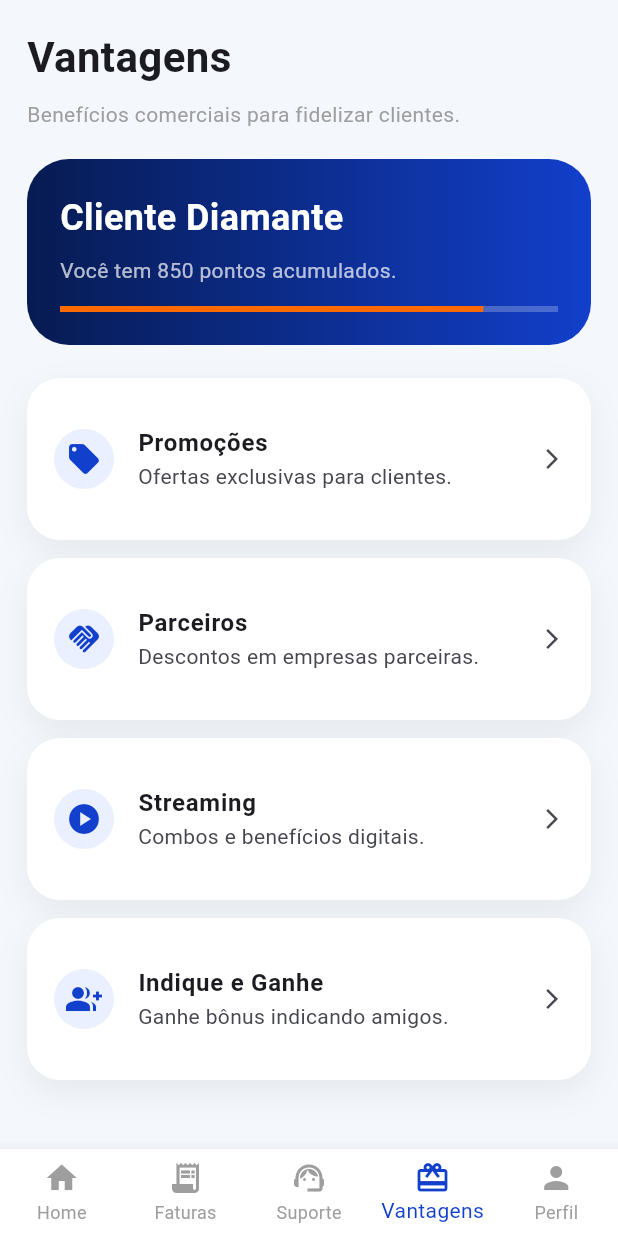
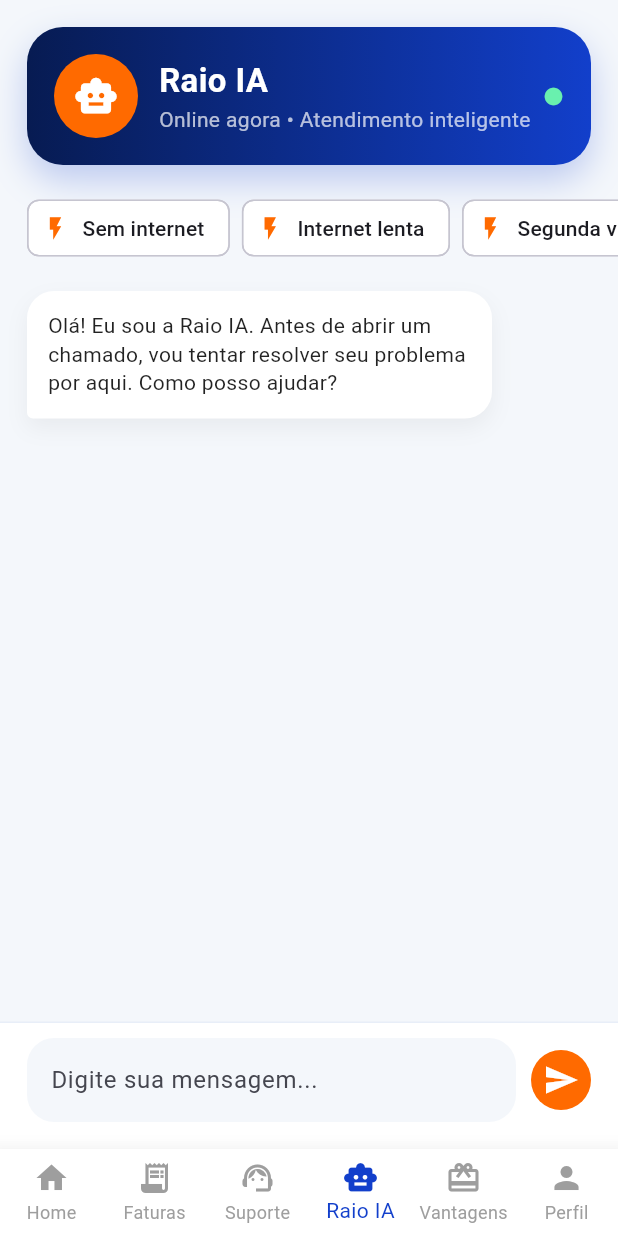
Before and after one commit to Cadinhohps/raio_fibra_app_v2, a Flutter app: the screen it shows after launch, item 4 of the bottom bar chosen, on a phone screen of 412 x 824 dp. Run offline on Flutter 3.47's test engine with Material 3 defaults, Android fonts, the phone set to English and light mode, and no system bars; Roboto replaces fonts that are missing (Arial).

Commit message:
Adiciona Raio IA ao menu principal

```diff
--- a/lib/main.dart
+++ b/lib/main.dart
@@ -4,6 +4,7 @@ import 'theme/app_theme.dart';
 import 'screens/home_page.dart';
 import 'screens/faturas_page.dart';
 import 'screens/suporte_page.dart';
+import 'screens/raio_ia_page.dart';
 import 'screens/vantagens_page.dart';
 import 'screens/perfil_page.dart';
 
@@ -39,6 +40,7 @@ class _MainNavigationState extends State<MainNavigation> {
     HomePage(),
     FaturasPage(),
     SuportePage(),
+    RaioIaPage(),
     VantagensPage(),
     PerfilPage(),
   ];
@@ -53,6 +55,7 @@ class _MainNavigationState extends State<MainNavigation> {
         selectedItemColor: AppColors.secondaryBlue,
         unselectedItemColor: Colors.grey,
         backgroundColor: Colors.white,
+        elevation: 12,
         onTap: (index) {
           setState(() {
             currentIndex = index;
@@ -69,6 +72,10 @@ class _MainNavigationState extends State<MainNavigation> {
             label: 'Suporte',
           ),
           BottomNavigationBarItem(
+            icon: Icon(Icons.smart_toy),
+            label: 'Raio IA',
+          ),
+          BottomNavigationBarItem(
             icon: Icon(Icons.card_giftcard),
             label: 'Vantagens',
           ),
--- /dev/null
+++ b/lib/screens/raio_ia_page.dart
@@ -0,0 +1,257 @@
+import 'package:flutter/material.dart';
+import '../theme/app_theme.dart';
+import '../widgets/premium_card.dart';
+
+class RaioIaPage extends StatefulWidget {
+  const RaioIaPage({super.key});
+
+  @override
+  State<RaioIaPage> createState() => _RaioIaPageState();
+}
+
+class _RaioIaPageState extends State<RaioIaPage> {
+  final TextEditingController messageController = TextEditingController();
+
+  final List<Map<String, dynamic>> messages = [
+    {
+      'fromUser': false,
+      'text':
+          'Olá! Eu sou a Raio IA. Antes de abrir um chamado, vou tentar resolver seu problema por aqui. Como posso ajudar?',
+    },
+  ];
+
+  void sendMessage(String text) {
+    if (text.trim().isEmpty) return;
+
+    setState(() {
+      messages.add({'fromUser': true, 'text': text.trim()});
+
+      messages.add({'fromUser': false, 'text': getMockResponse(text.trim())});
+    });
+
+    messageController.clear();
+  }
+
+  String getMockResponse(String text) {
+    final lowerText = text.toLowerCase();
+
+    if (lowerText.contains('sem internet') ||
+        lowerText.contains('caiu') ||
+        lowerText.contains('offline')) {
+      return 'Entendi. Vamos verificar sua conexão. Primeiro, veja se a luz LOS do roteador está apagada ou vermelha. Se estiver vermelha, pode indicar rompimento ou ausência de sinal. Posso abrir um chamado técnico se o problema continuar.';
+    }
+
+    if (lowerText.contains('lenta') ||
+        lowerText.contains('devagar') ||
+        lowerText.contains('travando')) {
+      return 'Certo. Para lentidão, feche aplicativos pesados, reinicie o roteador e faça um teste de velocidade perto do equipamento. Se o resultado continuar baixo, posso registrar um chamado com prioridade.';
+    }
+
+    if (lowerText.contains('boleto') ||
+        lowerText.contains('fatura') ||
+        lowerText.contains('segunda via') ||
+        lowerText.contains('pix')) {
+      return 'Posso te ajudar com a fatura. Acesse a aba Faturas para visualizar segunda via, PIX copia e cola e pagamento online.';
+    }
+
+    if (lowerText.contains('chamado') ||
+        lowerText.contains('técnico') ||
+        lowerText.contains('tecnico')) {
+      return 'Antes de abrir o chamado, vou registrar algumas informações: tipo do problema, horário em que começou e se já reiniciou o roteador. Isso ajuda o suporte a resolver mais rápido.';
+    }
+
+    return 'Entendi. Vou analisar sua solicitação. Você pode me informar se o problema é técnico, financeiro, alteração de plano ou atendimento comercial?';
+  }
+
+  void sendQuickOption(String text) {
+    sendMessage(text);
+  }
+
+  @override
+  Widget build(BuildContext context) {
+    return SafeArea(
+      child: Column(
+        children: [
+          _buildHeader(),
+          _buildQuickOptions(),
+          Expanded(
+            child: ListView.builder(
+              padding: const EdgeInsets.all(18),
+              itemCount: messages.length,
+              itemBuilder: (context, index) {
+                final message = messages[index];
+                return ChatBubble(
+                  text: message['text'],
+                  fromUser: message['fromUser'],
+                );
+              },
+            ),
+          ),
+          _buildInput(),
+        ],
+      ),
+    );
+  }
+
+  Widget _buildHeader() {
+    return Container(
+      margin: const EdgeInsets.all(18),
+      padding: const EdgeInsets.all(18),
+      decoration: BoxDecoration(
+        gradient: const LinearGradient(
+          colors: [AppColors.primaryBlue, AppColors.secondaryBlue],
+        ),
+        borderRadius: BorderRadius.circular(24),
+        boxShadow: [
+          BoxShadow(
+            color: AppColors.secondaryBlue.withOpacity(0.25),
+            blurRadius: 20,
+            offset: const Offset(0, 10),
+          ),
+        ],
+      ),
+      child: Row(
+        children: const [
+          CircleAvatar(
+            radius: 28,
+            backgroundColor: AppColors.orange,
+            child: Icon(Icons.smart_toy, color: Colors.white, size: 30),
+          ),
+          SizedBox(width: 14),
+          Expanded(
+            child: Column(
+              crossAxisAlignment: CrossAxisAlignment.start,
+              children: [
+                Text(
+                  'Raio IA',
+                  style: TextStyle(
+                    color: Colors.white,
+                    fontSize: 22,
+                    fontWeight: FontWeight.bold,
+                  ),
+                ),
+                Text(
+                  'Online agora • Atendimento inteligente',
+                  style: TextStyle(color: Colors.white70),
+                ),
+              ],
+            ),
+          ),
+          Icon(Icons.circle, color: Colors.greenAccent, size: 14),
+        ],
+      ),
+    );
+  }
+
+  Widget _buildQuickOptions() {
+    final options = [
+      'Sem internet',
+      'Internet lenta',
+      'Segunda via',
+      'Abrir chamado',
+    ];
+
+    return SizedBox(
+      height: 48,
+      child: ListView.separated(
+        padding: const EdgeInsets.symmetric(horizontal: 18),
+        scrollDirection: Axis.horizontal,
+        itemCount: options.length,
+        separatorBuilder: (_, __) => const SizedBox(width: 8),
+        itemBuilder: (context, index) {
+          final option = options[index];
+
+          return ActionChip(
+            backgroundColor: Colors.white,
+            label: Text(option),
+            avatar: const Icon(
+              Icons.flash_on,
+              color: AppColors.orange,
+              size: 18,
+            ),
+            onPressed: () => sendQuickOption(option),
+          );
+        },
+      ),
+    );
+  }
+
+  Widget _buildInput() {
+    return Container(
+      padding: const EdgeInsets.fromLTRB(18, 10, 18, 18),
+      decoration: const BoxDecoration(
+        color: Colors.white,
+        border: Border(top: BorderSide(color: Color(0xFFE8EEF8))),
+      ),
+      child: Row(
+        children: [
+          Expanded(
+            child: TextField(
+              controller: messageController,
+              decoration: InputDecoration(
+                hintText: 'Digite sua mensagem...',
+                filled: true,
+                fillColor: AppColors.lightGray,
+                border: OutlineInputBorder(
+                  borderRadius: BorderRadius.circular(18),
+                  borderSide: BorderSide.none,
+                ),
+              ),
+              onSubmitted: sendMessage,
+            ),
+          ),
+          const SizedBox(width: 10),
+          CircleAvatar(
+            backgroundColor: AppColors.orange,
+            child: IconButton(
+              icon: const Icon(Icons.send, color: Colors.white),
+              onPressed: () => sendMessage(messageController.text),
+            ),
+          ),
+        ],
+      ),
+    );
+  }
+}
+
+class ChatBubble extends StatelessWidget {
+  final String text;
+  final bool fromUser;
+
+  const ChatBubble({super.key, required this.text, required this.fromUser});
+
+  @override
+  Widget build(BuildContext context) {
+    return Align(
+      alignment: fromUser ? Alignment.centerRight : Alignment.centerLeft,
+      child: Container(
+        constraints: const BoxConstraints(maxWidth: 310),
+        margin: const EdgeInsets.only(bottom: 12),
+        padding: const EdgeInsets.all(14),
+        decoration: BoxDecoration(
+          color: fromUser ? AppColors.secondaryBlue : Colors.white,
+          borderRadius: BorderRadius.only(
+            topLeft: const Radius.circular(18),
+            topRight: const Radius.circular(18),
+            bottomLeft: Radius.circular(fromUser ? 18 : 4),
+            bottomRight: Radius.circular(fromUser ? 4 : 18),
+          ),
+          boxShadow: [
+            BoxShadow(
+              color: Colors.black.withOpacity(0.05),
+              blurRadius: 12,
+              offset: const Offset(0, 6),
+            ),
+          ],
+        ),
+        child: Text(
+          text,
+          style: TextStyle(
+            color: fromUser ? Colors.white : Colors.black87,
+            height: 1.35,
+          ),
+        ),
+      ),
+    );
+  }
+}
```
